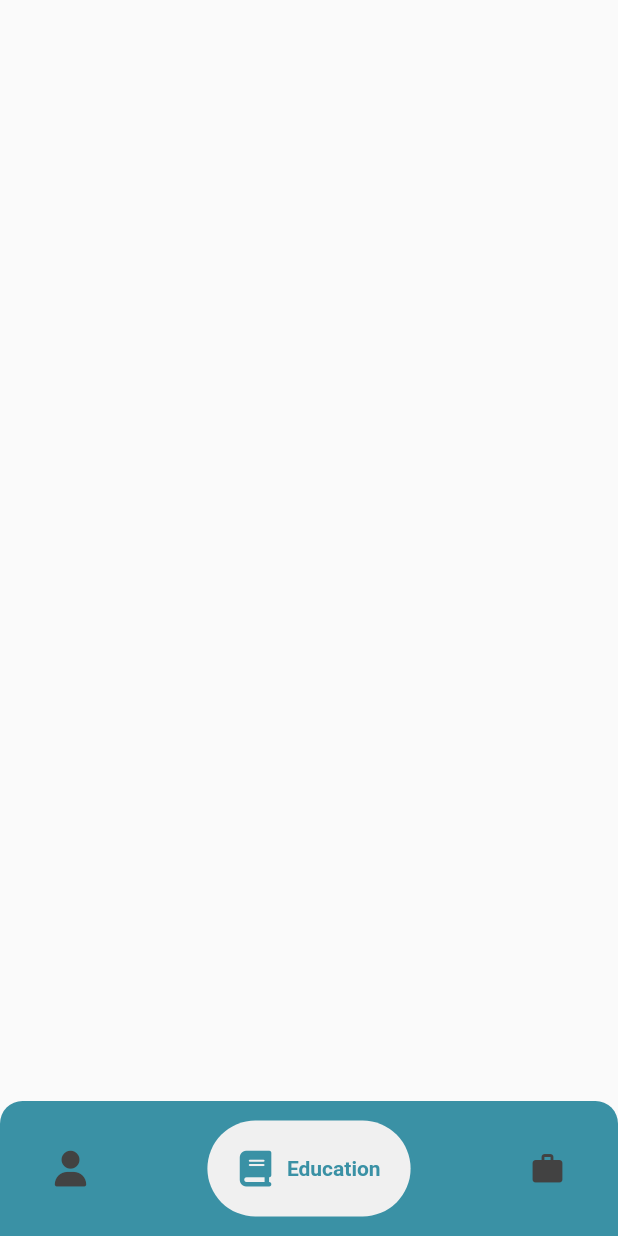
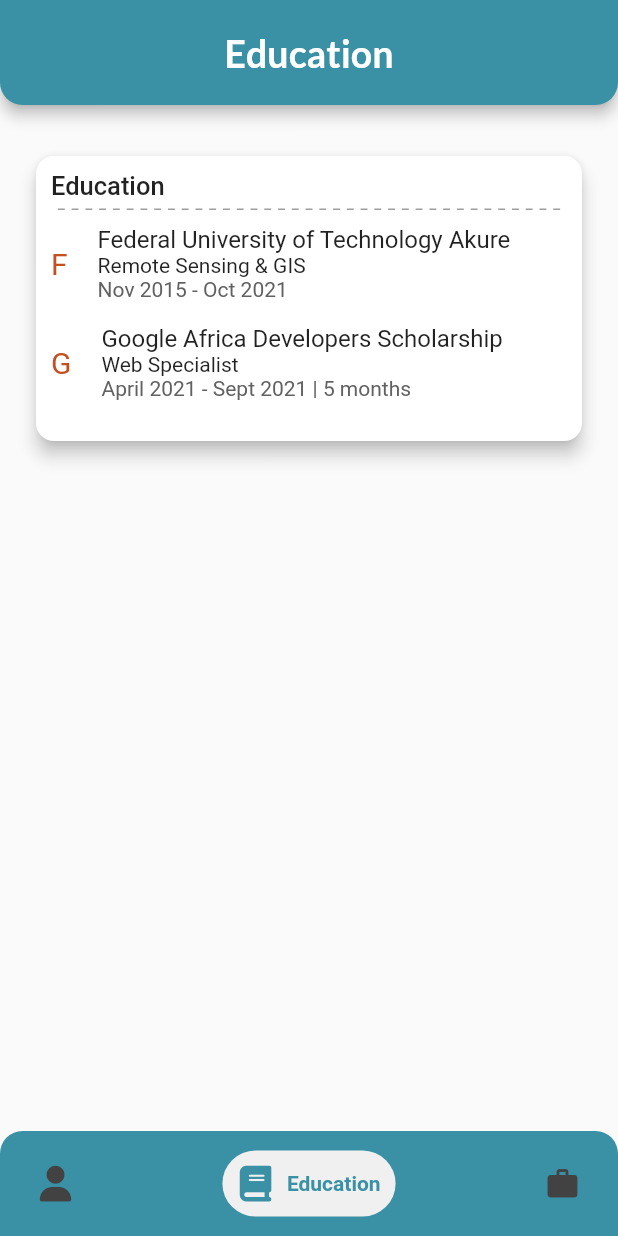
Before and after one commit to OstrichFarmer/mobile_cv, a Flutter app: the screen it shows after launch, item 2 of the bottom bar chosen, on a phone screen of 412 x 824 dp. Run offline on Flutter 3.47's test engine with Material 2 defaults, Android fonts, the light colour scheme and no system bars; drawn by our look-alikes of google_nav_bar; our stand-ins replace font_awesome_flutter, google_fonts; Roboto replaces fonts that are missing (Aclonica).

Commit message:
adjusted the appbar height and bottom NAV bar height

```diff
--- a/lib/google_navigation.dart
+++ b/lib/google_navigation.dart
@@ -38,7 +38,7 @@
             backgroundColor: AppColors.prussianBlue,
             activeColor: AppColors.prussianBlue,
             tabBackgroundColor: AppColors.lightGrey,
-            padding: const EdgeInsets.all(20),
+            padding: const EdgeInsets.all(10),
             tabMargin: const EdgeInsets.all(5),
             gap: 9,
             selectedIndex: _selectIndex,
--- a/lib/main.dart
+++ b/lib/main.dart
@@ -16,6 +16,7 @@
       theme: ThemeData(
         primarySwatch: Colors.blue,
       ),
+      debugShowCheckedModeBanner: false,
       home: const GoogleNavBar(),
     );
   }
--- a/lib/screens/education_screen.dart
+++ b/lib/screens/education_screen.dart
@@ -1,10 +1,150 @@
 import 'package:flutter/material.dart';
+import 'package:google_fonts/google_fonts.dart';
+
+import '../utils/colors.dart';
+import '../utils/constants.dart';
 
 class EducationScreen extends StatelessWidget {
   const EducationScreen({Key? key}) : super(key: key);
 
   @override
   Widget build(BuildContext context) {
-    return Scaffold();
+    final orientation = MediaQuery.of(context).orientation;
+    print(orientation);
+    return Scaffold(
+      appBar: AppBar(
+        //leading: const Icon(Icons.arrow_back),
+        centerTitle: true,
+        title: Text(
+          'Education',
+          style: GoogleFonts.lato(fontSize: 25, fontWeight: FontWeight.w600),
+        ),
+        toolbarHeight: 70,
+        backgroundColor: AppColors.prussianBlue,
+        shape: const RoundedRectangleBorder(
+          borderRadius: BorderRadius.only(
+              bottomLeft: Radius.circular(15),
+              bottomRight: Radius.circular(15)),
+        ),
+      ),
+      body: SingleChildScrollView(
+        child: Padding(
+          padding: const EdgeInsets.only(
+            left: 20,
+            top: 30,
+            right: 20,
+            bottom: 20,
+          ),
+          child: Column(
+            children: [
+              Card(
+                elevation: 5,
+                shape: const RoundedRectangleBorder(
+                    borderRadius: BorderRadius.all(Radius.circular(12))),
+                child: Container(
+                  margin: const EdgeInsets.all(10),
+                  height: 170,
+                  width: double.infinity,
+                  child: ListView(
+                    //crossAxisAlignment: CrossAxisAlignment.start,
+                    children: [
+                      const Text(
+                        'Education',
+                        style: TextStyle(
+                            fontWeight: FontWeight.w500, fontSize: 17),
+                      ),
+                      const SizedBox(
+                        height: 5,
+                      ),
+                      Row(
+                        children: List.generate(
+                            150 ~/ 2,
+                            (index) => Expanded(
+                                  child: Container(
+                                    color: index % 2 == 0
+                                        ? Colors.transparent
+                                        : Colors.grey,
+                                    height: 1,
+                                  ),
+                                )),
+                      ),
+                      const SizedBox(
+                        height: 10,
+                      ),
+                      Row(
+                        children: [
+                          Text(
+                            'F',
+                            style: kExperiencetagTextStyle,
+                          ),
+                          const SizedBox(
+                            width: 20,
+                          ),
+                          Column(
+                            crossAxisAlignment: CrossAxisAlignment.start,
+                            children: [
+                              const Text(
+                                'Federal University of Technology Akure',
+                                style: TextStyle(
+                                    fontWeight: FontWeight.w400, fontSize: 16),
+                              ),
+                              const Text(
+                                'Remote Sensing & GIS',
+                                style: TextStyle(
+                                    fontSize: 14, fontWeight: FontWeight.w400),
+                              ),
+                              Text(
+                                'Nov 2015 - Oct 2021',
+                                style: TextStyle(color: Colors.grey.shade700),
+                              )
+                            ],
+                          )
+                        ],
+                      ),
+                      const SizedBox(
+                        height: 15,
+                      ),
+                      Row(
+                        children: [
+                          Text(
+                            'G',
+                            style: kExperiencetagTextStyle,
+                          ),
+                          const SizedBox(
+                            width: 20,
+                          ),
+                          Column(
+                            crossAxisAlignment: CrossAxisAlignment.start,
+                            children: [
+                              const Text(
+                                'Google Africa Developers Scholarship',
+                                style: TextStyle(
+                                    fontWeight: FontWeight.w400, fontSize: 16),
+                              ),
+                              const Text(
+                                'Web Specialist',
+                                style: TextStyle(
+                                    fontWeight: FontWeight.w400, fontSize: 14),
+                              ),
+                              Text(
+                                'April 2021 - Sept 2021 | 5 months',
+                                style: TextStyle(color: Colors.grey.shade700),
+                              )
+                            ],
+                          )
+                        ],
+                      ),
+                      const SizedBox(
+                        height: 15,
+                      ),
+                    ],
+                  ),
+                ),
+              ),
+            ],
+          ),
+        ),
+      ),
+    );
   }
 }
--- a/lib/screens/experience_screen.dart
+++ b/lib/screens/experience_screen.dart
@@ -15,9 +15,9 @@
         centerTitle: true,
         title: Text(
           'Experience',
-          style: GoogleFonts.lato(fontSize: 22, fontWeight: FontWeight.w600),
+          style: GoogleFonts.lato(fontSize: 25, fontWeight: FontWeight.w600),
         ),
-        toolbarHeight: 100,
+        toolbarHeight: 70,
         backgroundColor: AppColors.prussianBlue,
         shape: const RoundedRectangleBorder(
           borderRadius: BorderRadius.only(
@@ -41,10 +41,10 @@
                     borderRadius: BorderRadius.all(Radius.circular(12))),
                 child: Container(
                   margin: const EdgeInsets.all(10),
-                  height: 200,
+                  height: 220,
                   width: double.infinity,
-                  child: ListView(
-                    //crossAxisAlignment: CrossAxisAlignment.start,
+                  child: Column(
+                    crossAxisAlignment: CrossAxisAlignment.start,
                     children: [
                       const Text(
                         'Work Experience',
@@ -157,9 +157,9 @@
                               Text(
                                 'Aug 2022 - Nov 2021| 3.5 months',
                                 style: TextStyle(color: Colors.grey.shade700),
-                              )
+                              ),
                             ],
-                          )
+                          ),
                         ],
                       )
                     ],
```
Also changed, not shown: 1 other file.
